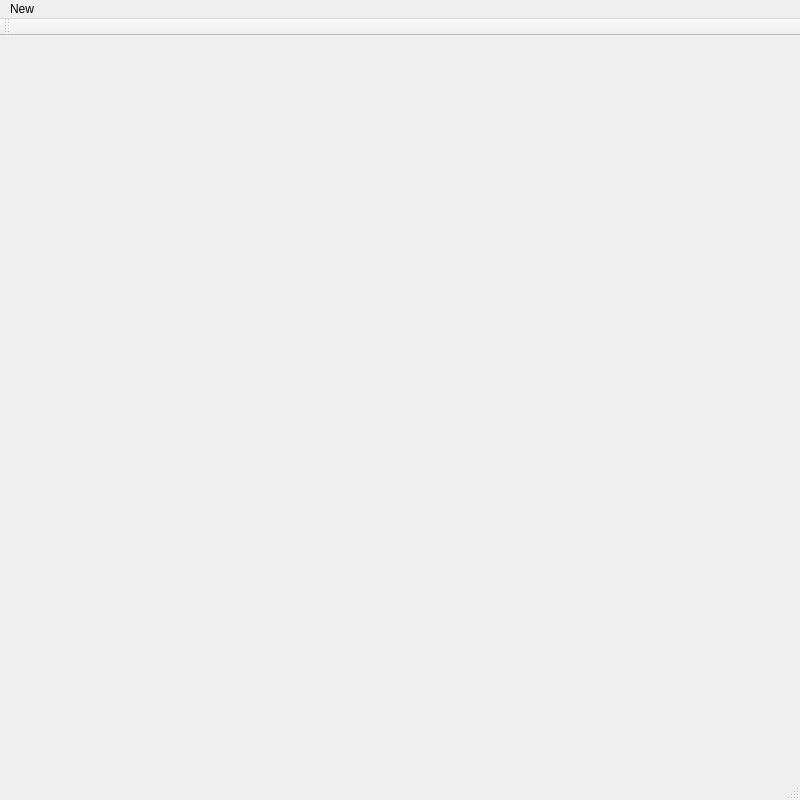
Qt form Chess/mainwindow.ui (wmhst7/THU-Grade-1-Summer-Semester-Homework) before a commit.
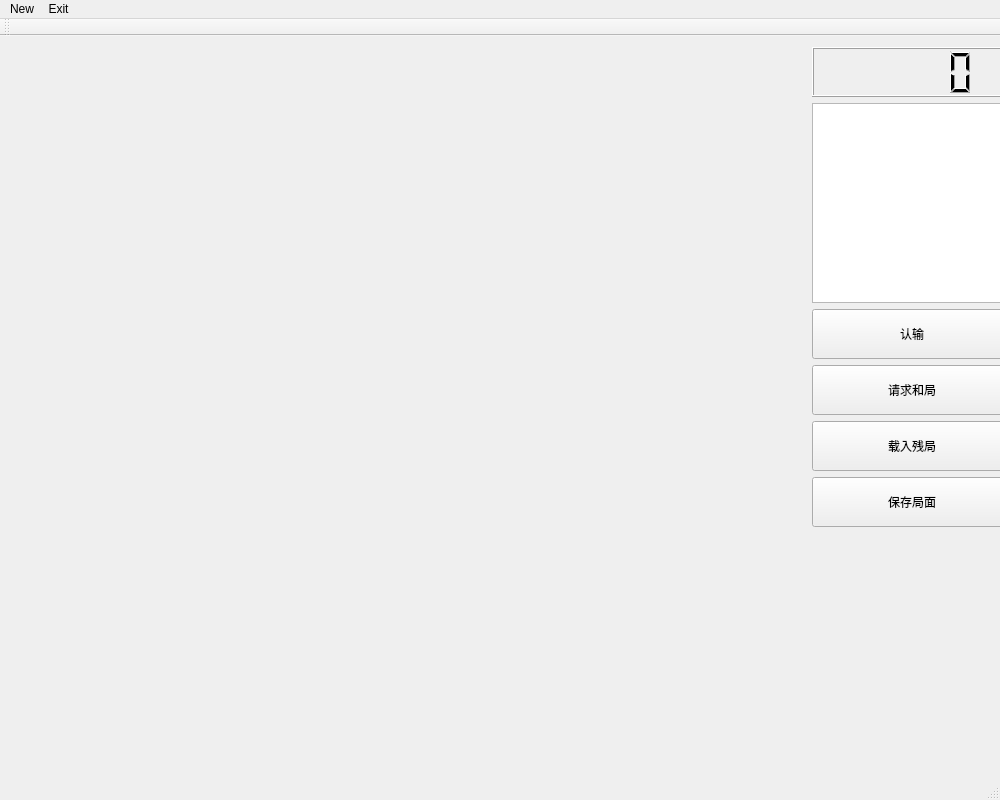
The same form after that commit.

```diff
--- a/Chess/mainwindow.ui
+++ b/Chess/mainwindow.ui
@@ -6,7 +6,7 @@
    <rect>
     <x>0</x>
     <y>0</y>
-    <width>800</width>
+    <width>1000</width>
     <height>800</height>
    </rect>
   </property>
@@ -18,26 +18,190 @@
   </property>
   <property name="minimumSize">
    <size>
-    <width>800</width>
+    <width>900</width>
     <height>800</height>
    </size>
   </property>
   <property name="maximumSize">
    <size>
-    <width>800</width>
+    <width>1000</width>
     <height>800</height>
    </size>
   </property>
   <property name="windowTitle">
    <string>MainWindow</string>
   </property>
-  <widget class="QWidget" name="centralWidget"/>
+  <widget class="QWidget" name="centralWidget">
+   <widget class="QWidget" name="">
+    <property name="geometry">
+     <rect>
+      <x>801</x>
+      <y>0</y>
+      <width>212</width>
+      <height>741</height>
+     </rect>
+    </property>
+    <layout class="QVBoxLayout" name="verticalLayout">
+     <item>
+      <widget class="QLCDNumber" name="lcdNumber">
+       <property name="sizePolicy">
+        <sizepolicy hsizetype="Fixed" vsizetype="Fixed">
+         <horstretch>0</horstretch>
+         <verstretch>0</verstretch>
+        </sizepolicy>
+       </property>
+       <property name="minimumSize">
+        <size>
+         <width>200</width>
+         <height>50</height>
+        </size>
+       </property>
+       <property name="maximumSize">
+        <size>
+         <width>200</width>
+         <height>50</height>
+        </size>
+       </property>
+      </widget>
+     </item>
+     <item>
+      <widget class="QTextBrowser" name="textBrowser">
+       <property name="sizePolicy">
+        <sizepolicy hsizetype="Fixed" vsizetype="Expanding">
+         <horstretch>0</horstretch>
+         <verstretch>0</verstretch>
+        </sizepolicy>
+       </property>
+       <property name="minimumSize">
+        <size>
+         <width>200</width>
+         <height>200</height>
+        </size>
+       </property>
+       <property name="maximumSize">
+        <size>
+         <width>200</width>
+         <height>200</height>
+        </size>
+       </property>
+      </widget>
+     </item>
+     <item>
+      <widget class="QPushButton" name="Startbtn">
+       <property name="sizePolicy">
+        <sizepolicy hsizetype="Fixed" vsizetype="Fixed">
+         <horstretch>0</horstretch>
+         <verstretch>0</verstretch>
+        </sizepolicy>
+       </property>
+       <property name="minimumSize">
+        <size>
+         <width>200</width>
+         <height>50</height>
+        </size>
+       </property>
+       <property name="maximumSize">
+        <size>
+         <width>200</width>
+         <height>16777215</height>
+        </size>
+       </property>
+       <property name="text">
+        <string>认输</string>
+       </property>
+      </widget>
+     </item>
+     <item>
+      <widget class="QPushButton" name="hejubtn">
+       <property name="sizePolicy">
+        <sizepolicy hsizetype="Fixed" vsizetype="Fixed">
+         <horstretch>0</horstretch>
+         <verstretch>0</verstretch>
+        </sizepolicy>
+       </property>
+       <property name="minimumSize">
+        <size>
+         <width>200</width>
+         <height>50</height>
+        </size>
+       </property>
+       <property name="maximumSize">
+        <size>
+         <width>200</width>
+         <height>16777215</height>
+        </size>
+       </property>
+       <property name="text">
+        <string>请求和局</string>
+       </property>
+      </widget>
+     </item>
+     <item>
+      <widget class="QPushButton" name="canjubtn">
+       <property name="sizePolicy">
+        <sizepolicy hsizetype="Fixed" vsizetype="Fixed">
+         <horstretch>0</horstretch>
+         <verstretch>0</verstretch>
+        </sizepolicy>
+       </property>
+       <property name="minimumSize">
+        <size>
+         <width>200</width>
+         <height>50</height>
+        </size>
+       </property>
+       <property name="maximumSize">
+        <size>
+         <width>200</width>
+         <height>16777215</height>
+        </size>
+       </property>
+       <property name="text">
+        <string>载入残局</string>
+       </property>
+      </widget>
+     </item>
+     <item>
+      <widget class="QPushButton" name="pushButton">
+       <property name="minimumSize">
+        <size>
+         <width>200</width>
+         <height>50</height>
+        </size>
+       </property>
+       <property name="maximumSize">
+        <size>
+         <width>200</width>
+         <height>50</height>
+        </size>
+       </property>
+       <property name="text">
+        <string>保存局面</string>
+       </property>
+      </widget>
+     </item>
+     <item>
+      <spacer name="verticalSpacer">
+       <property name="orientation">
+        <enum>Qt::Vertical</enum>
+       </property>
+       <property name="sizeHint" stdset="0">
+        <size>
+         <width>20</width>
+         <height>40</height>
+        </size>
+       </property>
+      </spacer>
+     </item>
+    </layout>
+   </widget>
+  </widget>
   <widget class="QMenuBar" name="menuBar">
    <property name="geometry">
     <rect>
      <x>0</x>
      <y>0</y>
-     <width>800</width>
+     <width>1000</width>
      <height>22</height>
     </rect>
    </property>
@@ -45,8 +209,17 @@
     <property name="title">
      <string>New</string>
     </property>
+    <addaction name="actionServer"/>
+    <addaction name="actionCloseServer"/>
+   </widget>
+   <widget class="QMenu" name="menuExit">
+    <property name="title">
+     <string>Exit</string>
+    </property>
+    <addaction name="actionClose"/>
    </widget>
    <addaction name="menuNew"/>
+   <addaction name="menuExit"/>
   </widget>
   <widget class="QToolBar" name="mainToolBar">
    <attribute name="toolBarArea">
```
Left out of the diff: 26 changed lines with no effect on the pictures.
